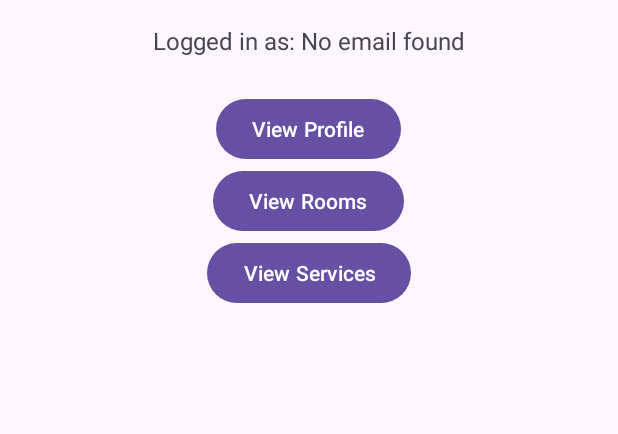
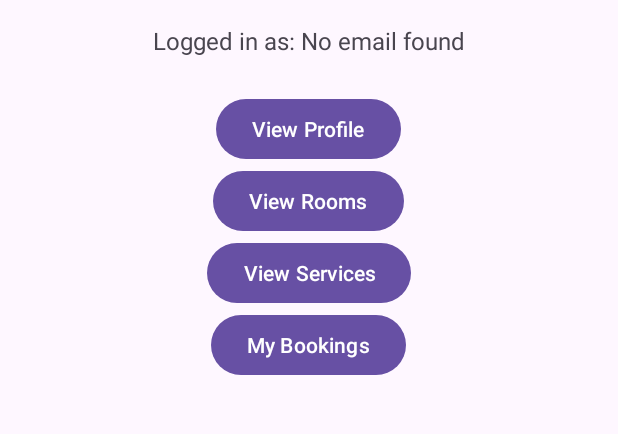
Before and after one commit to Hetti219/luxevista_resort, an Android app: the MainActivity screen opened directly, with no data from a screen before it, on a phone screen of 412 x 824 dp, the part 65-499 px from its top. Run offline under Robolectric (Android 15) with nearby library versions, the phone set to English and light mode, and no system bars.

Commit message:
Update home UI

```diff
--- a/app/src/main/res/layout/activity_main.xml
+++ b/app/src/main/res/layout/activity_main.xml
@@ -38,4 +38,10 @@
         android:layout_height="wrap_content"
         android:text="View Services" />
 
+    <Button
+        android:id="@+id/buttonMyBookings"
+        android:layout_width="wrap_content"
+        android:layout_height="wrap_content"
+        android:text="My Bookings" />
+
 </LinearLayout>
```
